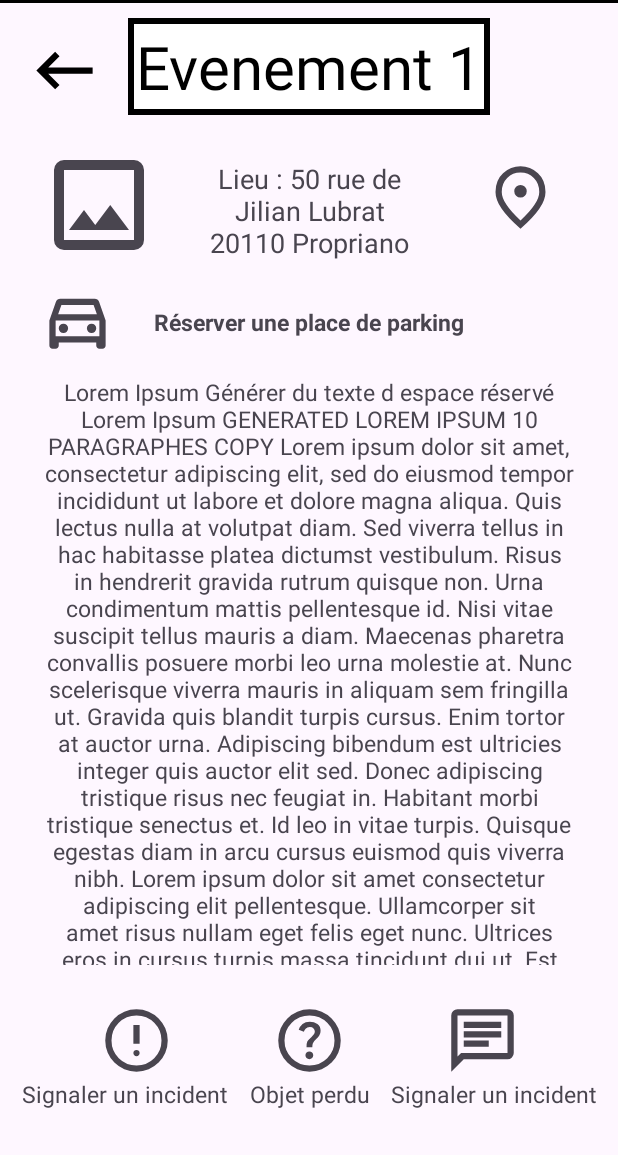
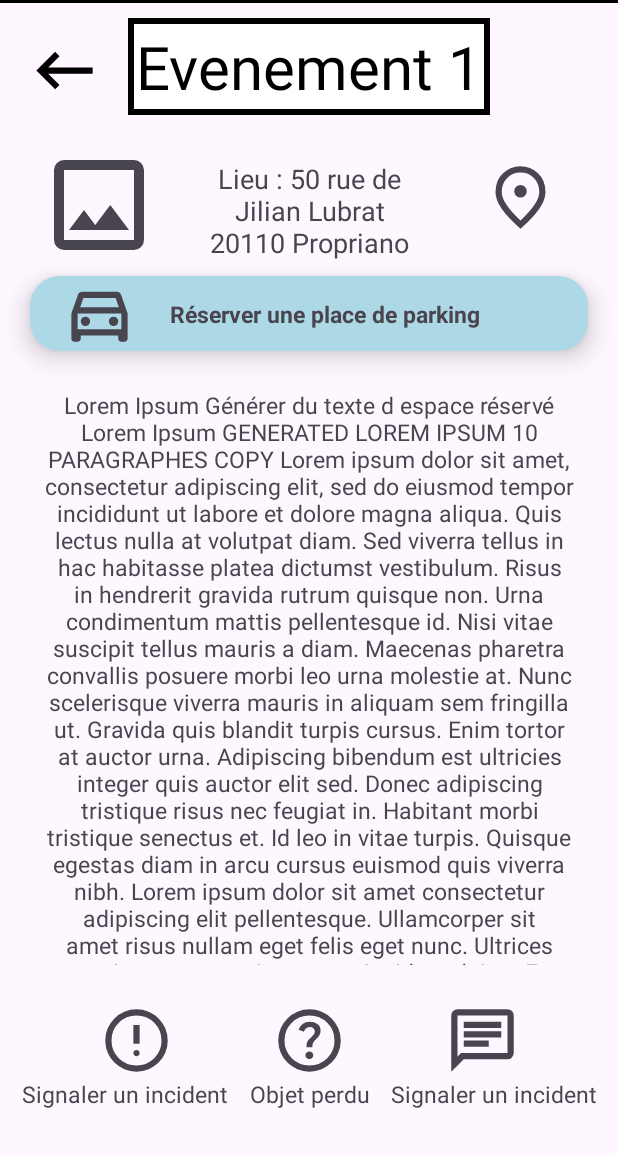
Before and after one commit to mantoniu/Divertech, an Android app: the EventActivity screen opened directly, with no data from a screen before it, on a phone screen of 412 x 824 dp, the part 81-1236 px from its top. Run offline under Robolectric (Android 15) with nearby library versions, the phone set to English and light mode, and no system bars.

Commit message:
feat:ajout de la page de parking #4

```diff
--- a/divertech/app/src/main/AndroidManifest.xml
+++ b/divertech/app/src/main/AndroidManifest.xml
@@ -13,6 +13,9 @@
         android:theme="@style/Theme.Divertech"
         tools:targetApi="31">
         <activity
+            android:name=".ParkingActivity"
+            android:exported="false" />
+        <activity
             android:name=".RegisterActivity"
             android:exported="true" />
         <activity
@@ -26,7 +29,7 @@
         </activity>
         <activity
             android:name=".MainActivity"
-            android:exported="true"/>
+            android:exported="true" />
         <activity
             android:name=".EventActivity"
             android:exported="true" />
--- a/divertech/app/src/main/java/Si3/divertech/EventActivity.java
+++ b/divertech/app/src/main/java/Si3/divertech/EventActivity.java
@@ -1,7 +1,9 @@
 package Si3.divertech;
 
 import androidx.appcompat.app.AppCompatActivity;
+import androidx.constraintlayout.widget.ConstraintLayout;
 
+import android.content.Intent;
 import android.os.Bundle;
 
 public class EventActivity extends AppCompatActivity {
@@ -10,5 +12,11 @@ public class EventActivity extends AppCompatActivity {
     protected void onCreate(Bundle savedInstanceState) {
         super.onCreate(savedInstanceState);
         setContentView(R.layout.activity_event);
+
+        ConstraintLayout parkingLayout = findViewById(R.id.parking);
+        parkingLayout.setOnClickListener(v -> {
+            Intent intent = new Intent(this, ParkingActivity.class);
+            startActivity(intent);
+        });
     }
 }
--- /dev/null
+++ b/divertech/app/src/main/res/drawable/roundedbg.xml
@@ -0,0 +1,4 @@
+<shape xmlns:android="http://schemas.android.com/apk/res/android">
+    <solid android:color="@color/light_blue" /> <!-- Change color code as needed -->
+    <corners android:radius="20dp" /> <!-- Adjust radius for rounded corners -->
+</shape>
--- a/divertech/app/src/main/res/layout/activity_event.xml
+++ b/divertech/app/src/main/res/layout/activity_event.xml
@@ -83,6 +83,22 @@
 
     <!-- parking -->
 
+    <androidx.constraintlayout.widget.ConstraintLayout
+        android:layout_marginTop="10dp"
+        android:layout_marginBottom="10dp"
+        android:layout_marginStart="20dp"
+        android:layout_marginEnd="20dp"
+        android:layout_width="match_parent"
+        android:layout_height="wrap_content"
+        android:id="@+id/parking"
+        android:background="@drawable/roundedbg"
+        android:elevation="10dp"
+        android:clickable="true"
+        app:layout_constraintTop_toBottomOf="@+id/localisation"
+        app:layout_constraintStart_toStartOf="parent"
+        app:layout_constraintEnd_toEndOf="parent"
+        android:focusable="true">
+
         <TextView
             android:id="@+id/textBookParkingPlace"
             android:layout_width="wrap_content"
@@ -91,11 +107,11 @@
             android:textSize="15sp"
             android:maxWidth="250dp"
             android:textAlignment="center"
-        android:layout_marginTop="30dp"
             android:textStyle="bold"
-        app:layout_constraintTop_toBottomOf="@+id/localisation"
-        app:layout_constraintLeft_toLeftOf="parent"
-        app:layout_constraintRight_toRightOf="parent">
+            app:layout_constraintTop_toTopOf="parent"
+            app:layout_constraintStart_toStartOf="@id/goCar"
+            app:layout_constraintEnd_toEndOf="parent"
+            app:layout_constraintBottom_toBottomOf="parent">
         </TextView>
 
         <ImageView
@@ -104,10 +120,13 @@
             android:layout_height="50dp"
             android:src="@drawable/car"
             android:layout_marginTop="-15dp"
-        app:layout_constraintTop_toTopOf="@id/textBookParkingPlace"
-        app:layout_constraintLeft_toLeftOf="parent"
-        app:layout_constraintRight_toLeftOf="@id/textBookParkingPlace">
+            app:layout_constraintTop_toTopOf="parent"
+            app:layout_constraintBottom_toBottomOf="parent"
+            app:layout_constraintStart_toStartOf="parent"
+            app:layout_constraintEnd_toStartOf="@id/textBookParkingPlace">
         </ImageView>
+    </androidx.constraintlayout.widget.ConstraintLayout>
+
 
     <!-- texte central -->
 
@@ -115,7 +134,7 @@
         android:layout_width="0dp"
         android:layout_height="0dp"
         app:layout_constraintBottom_toTopOf="@id/goLostObject"
-        app:layout_constraintTop_toBottomOf="@id/textBookParkingPlace"
+        app:layout_constraintTop_toBottomOf="@id/parking"
         app:layout_constraintLeft_toLeftOf="parent"
         app:layout_constraintRight_toRightOf="parent"
         android:fillViewport="true"
--- a/divertech/app/src/main/res/values/strings.xml
+++ b/divertech/app/src/main/res/values/strings.xml
@@ -19,6 +19,12 @@
     <string name="phone">Numéro de téléphone</string>
     <string name="register">S\'inscrire</string>
     <string name="langue">Langue</string>
+    <string name="r_servation_d_une_place_de_parking">Réservation d\'une place de parking</string>
+    <string name="plaque_d_immatriculation">plaque d\'immatriculation</string>
+    <string name="envoyer_la_demande">Envoyer la demande</string>
+    <string name="choisir_un_horaire">Choisir un horaire</string>
+    <string name="selectionner_une_date">Selectionner une date</string>
+    <string name="selectionner_une_heure_cr_neau_de_2h">Selectionner une heure \n(créneau de 2h)</string>
     <string-array name="languages">
         <item>English</item>
         <item>Français</item>
```
Also changed, not shown: divertech/app/src/main/java/Si3/divertech/ParkingActivity.java (added, +72 -0 lines), divertech/app/src/main/res/layout/activity_parking.xml (added, +178 -0 lines). Lines whose indentation alone changed are shown as unchanged.
